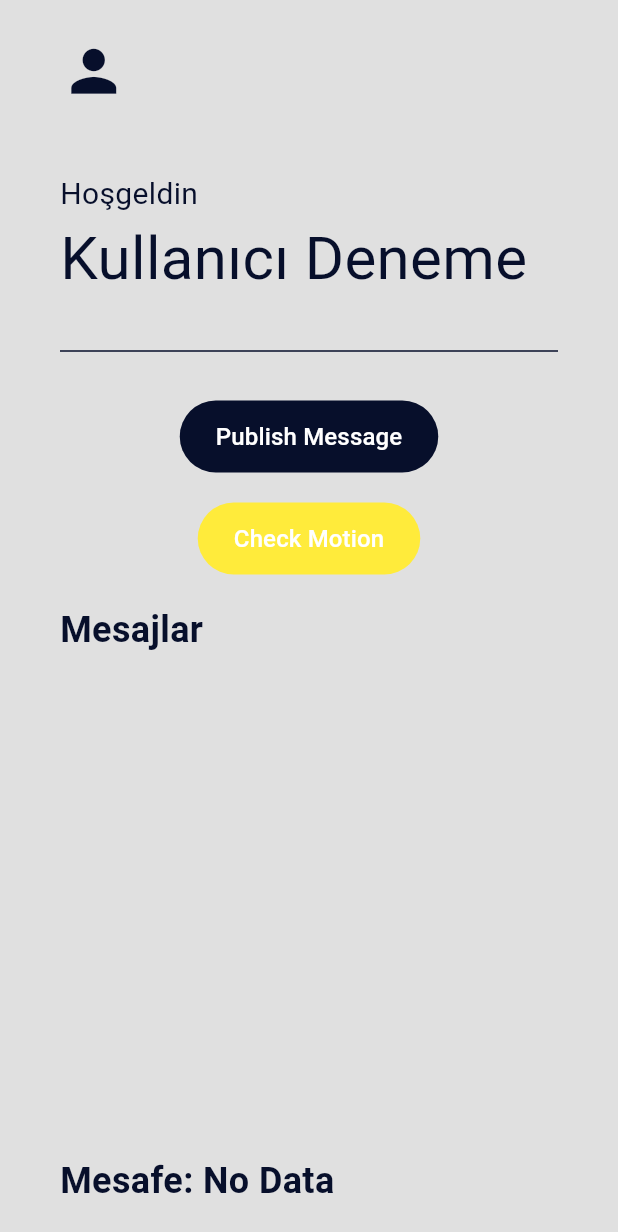
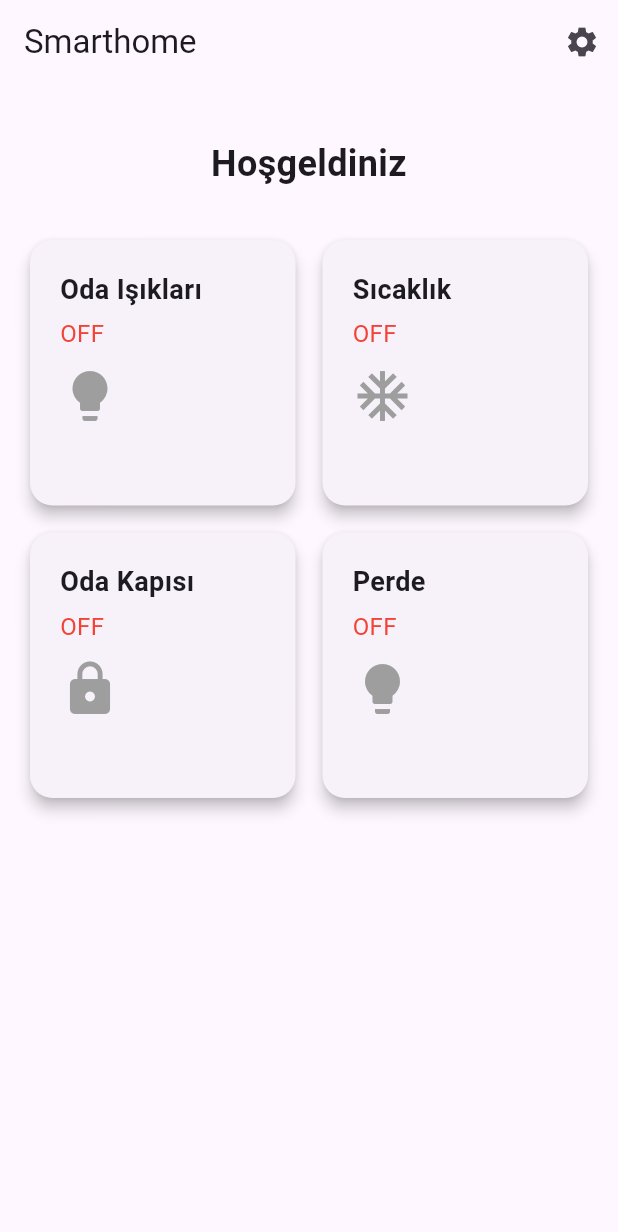
Before and after one commit to emnozturkq/apphome, a Flutter app: the screen it shows after launch, on a phone screen of 412 x 824 dp. Shown: the top 1232 px of the screen. Run offline on Flutter 3.47's test engine with Material 3 defaults, Android fonts, the phone set to English and light mode, and no system bars; missing offline and left inert: mqtt_client.

Commit message:
arayüz1

```diff
--- a/lib/anasayfa.dart
+++ b/lib/anasayfa.dart
@@ -2,187 +2,122 @@ import 'package:flutter/material.dart';
 import 'mqtt_manager.dart';
 
 class AnaSayfa extends StatefulWidget {
-  const AnaSayfa({super.key});
+  const AnaSayfa({Key? key}) : super(key: key);
 
   @override
-  State<AnaSayfa> createState() => _AnaSayfaState();
+  _AnaSayfaState createState() => _AnaSayfaState();
 }
 
 class _AnaSayfaState extends State<AnaSayfa> {
-  final double horizontalPadding = 40;
-  final double verticalPadding = 25;
   late MqttManager mqttManager;
-  List<String> messages = [];
-  bool motionDetected = false;
-  String distance = "No Data";
+  bool isLightOn = false;
+  bool isACOn = false;
+  bool isDoorLocked = true;
+  double temperature = 0.0; // Sıcaklık verisi, başlangıçta 0.0
 
   @override
   void initState() {
     super.initState();
-    mqttManager = MqttManager();
-    mqttManager.onMessageReceived = (message) {
-      setState(() {
-        messages.add(message);
-        // Mesajın 'Motion Detected' olup olmadığını kontrol edebilirsiniz
-        if (message == "Motion Detected") {
-          motionDetected = true;
-        } else {
-          motionDetected = false;
+    mqttManager = MqttManager(onMessageReceived: _handleMessage);
+    mqttManager.connect();
   }
 
-        // Mesafe bilgisi alınıyor ve güncelleniyor
-        print("Received distance message: $message");
-        distance = message;
+  void _handleMessage(String message) {
+    print('Received message for temperature: $message'); // Gelen mesajı yazdır
+    try {
+      setState(() {
+        temperature = double.parse(message.trim());
+        print('Parsed temperature: $temperature');
       });
-    };
-    mqttManager.connect();
+    } catch (e) {
+      print('Error parsing temperature: $e');
+    }
   }
 
   @override
   Widget build(BuildContext context) {
     return Scaffold(
-      backgroundColor: Colors.grey[300],
-      body: SafeArea(
-        child: Column(
-          crossAxisAlignment: CrossAxisAlignment.start,
-          children: [
-            Padding(
-              padding: EdgeInsets.symmetric(
-                horizontal: horizontalPadding,
-                vertical: verticalPadding,
-              ),
-              child: Row(
-                mainAxisAlignment: MainAxisAlignment.spaceBetween,
-                children: [
-                  Icon(
-                    Icons.person,
-                    size: 45,
-                    color: Color.fromRGBO(7, 15, 43, 1),
-                  )
-                ],
-              ),
-            ),
-            const SizedBox(height: 20),
-            Padding(
-              padding: EdgeInsets.symmetric(horizontal: horizontalPadding),
-              child: Column(
-                crossAxisAlignment: CrossAxisAlignment.start,
-                children: [
-                  Text(
-                    "Hoşgeldin",
-                    style: TextStyle(
-                        fontSize: 20, color: Color.fromRGBO(7, 15, 43, 1)),
-                  ),
-                  Text(
-                    'Kullanıcı Deneme',
-                    style: TextStyle(
-                        fontSize: 40, color: Color.fromRGBO(7, 15, 43, 1)),
+      appBar: AppBar(
+        title: Text('Smarthome'),
+        actions: [
+          IconButton(
+            onPressed: () {
+              // Ayarlar sayfasına yönlendirme eklenebilir.
+            },
+            icon: Icon(Icons.settings),
           ),
         ],
       ),
+      body: Padding(
+        padding: const EdgeInsets.all(16.0),
+        child: Column(
+          crossAxisAlignment: CrossAxisAlignment.stretch,
+          children: [
+            SizedBox(height: 20),
+            Text(
+              'Hoşgeldiniz',
+              style: TextStyle(fontSize: 24, fontWeight: FontWeight.bold),
+              textAlign: TextAlign.center,
             ),
-            const SizedBox(height: 25),
-            const Padding(
-              padding: EdgeInsets.symmetric(horizontal: 40.0),
-              child: Divider(
-                thickness: 1,
-                color: Color.fromRGBO(7, 15, 43, 1),
+            SizedBox(height: 30),
+            Expanded(
+              child: GridView.count(
+                crossAxisCount: 2,
+                crossAxisSpacing: 10,
+                mainAxisSpacing: 10,
+                children: [
+                  _buildDeviceCard(
+                    'Oda Işıkları',
+                    isLightOn,
+                    Icons.lightbulb,
+                    () {
+                      setState(() {
+                        isLightOn = !isLightOn;
+                        mqttManager.publishMessage(
+                            'Living Room Light is ${isLightOn ? 'ON' : 'OFF'}');
+                      });
+                    },
                   ),
+                  _buildDeviceCard(
+                    'Sıcaklık',
+                    isACOn,
+                    Icons.ac_unit,
+                    () {
+                      // Sıcaklık kartına tıklandığında yeni sayfa aç
+                      Navigator.push(
+                        context,
+                        MaterialPageRoute(
+                          builder: (context) => SogutucuKontrol(temperature),
                         ),
-            const SizedBox(height: 25),
-            Center(
-              child: Column(
-                children: [
-                  Container(
-                    decoration: BoxDecoration(
-                      borderRadius: BorderRadius.circular(24),
-                      color: Color.fromRGBO(7, 15, 43, 1),
-                    ),
-                    child: ElevatedButton(
-                      style: ElevatedButton.styleFrom(
-                        primary: Colors.transparent,
-                        elevation: 0,
-                        shape: RoundedRectangleBorder(
-                          borderRadius: BorderRadius.circular(8),
-                        ),
-                      ),
-                      onPressed: () {
-                        if (mqttManager.getStatus() ==
-                            'MqttConnectionState.connected') {
-                          mqttManager.publishMessage('Hello from Flutter!');
-                        }
-                      },
-                      child: const Text(
-                        'Publish Message',
-                        style: TextStyle(
-                          color: Colors.white,
-                          fontSize: 16,
-                        ),
-                      ),
-                    ),
-                  ),
-                  const SizedBox(height: 20),
-                  Container(
-                    decoration: BoxDecoration(
-                      borderRadius: BorderRadius.circular(24),
-                      color: motionDetected ? Colors.red : Colors.yellow,
-                    ),
-                    child: ElevatedButton(
-                      style: ElevatedButton.styleFrom(
-                        primary: Colors.transparent,
-                        elevation: 0,
-                        shape: RoundedRectangleBorder(
-                          borderRadius: BorderRadius.circular(8),
-                        ),
-                      ),
-                      onPressed: () {
-                        // Bu butona basıldığında herhangi bir işlev eklemek istemiyorsanız burayı boş bırakabilirsiniz
-                      },
-                      child: const Text(
-                        'Check Motion',
-                        style: TextStyle(
-                          color: Colors.white,
-                          fontSize: 16,
-                        ),
-                      ),
-                    ),
-                  ),
-                ],
-              ),
-            ),
-            Padding(
-              padding: EdgeInsets.symmetric(
-                  horizontal: horizontalPadding, vertical: 20),
-              child: Text(
-                "Mesajlar",
-                style: TextStyle(
-                  fontWeight: FontWeight.bold,
-                  fontSize: 24,
-                  color: Color.fromRGBO(7, 15, 43, 1),
-                ),
-              ),
-            ),
-            const SizedBox(height: 10),
-            Expanded(
-              child: ListView.builder(
-                itemCount: messages.length,
-                itemBuilder: (context, index) {
-                  return ListTile(
-                    title: Text(messages[index]),
                       );
                     },
                   ),
+                  _buildDeviceCard(
+                    'Oda Kapısı',
+                    !isDoorLocked,
+                    Icons.lock,
+                    () {
+                      setState(() {
+                        isDoorLocked = !isDoorLocked;
+                        mqttManager.publishMessage(
+                            'Front Door is ${isDoorLocked ? 'Locked' : 'Unlocked'}');
+                      });
+                    },
                   ),
-            Padding(
-              padding: EdgeInsets.symmetric(
-                  horizontal: horizontalPadding, vertical: 20),
-              child: Text(
-                "Mesafe: $distance",
-                style: TextStyle(
-                  fontWeight: FontWeight.bold,
-                  fontSize: 24,
-                  color: Color.fromRGBO(7, 15, 43, 1),
+                  // Add more cards here as needed
+                  _buildDeviceCard(
+                    'Perde',
+                    isLightOn,
+                    Icons.lightbulb,
+                    () {
+                      setState(() {
+                        isLightOn = !isLightOn;
+                        mqttManager.publishMessage(
+                            'Bedroom Light is ${isLightOn ? 'ON' : 'OFF'}');
+                      });
+                    },
                   ),
+                ],
               ),
             ),
           ],
@@ -190,26 +125,81 @@ class _AnaSayfaState extends State<AnaSayfa> {
       ),
     );
   }
-}
 
-class RoomCreate extends StatelessWidget {
-  const RoomCreate({Key? key}) : super(key: key);
-
-  @override
-  Widget build(BuildContext context) {
-    return Scaffold(
-      backgroundColor: Colors.grey[300],
-      body: SafeArea(
-        child: IconButton(
-          icon: Icon(
-            Icons.arrow_back,
-            color: Color.fromRGBO(7, 15, 43, 1),
+  Widget _buildDeviceCard(
+    String title,
+    bool isOn,
+    IconData icon,
+    VoidCallback onTap,
+  ) {
+    return Card(
+      elevation: 4,
+      shape: RoundedRectangleBorder(borderRadius: BorderRadius.circular(15)),
+      child: InkWell(
+        onTap: onTap,
+        child: Padding(
+          padding: const EdgeInsets.all(20.0),
+          child: Column(
+            crossAxisAlignment: CrossAxisAlignment.start,
+            children: [
+              Text(
+                title,
+                style: TextStyle(fontSize: 18, fontWeight: FontWeight.bold),
               ),
-          onPressed: () {
-            Navigator.pop(context);
-          },
+              SizedBox(height: 5),
+              Text(
+                isOn ? 'ON' : 'OFF',
+                style: TextStyle(
+                  fontSize: 16,
+                  color: isOn ? Colors.green : Colors.red,
+                ),
+              ),
+              SizedBox(height: 10),
+              Icon(
+                icon,
+                size: 40,
+                color: isOn ? Colors.green : Colors.grey,
+              ),
+            ],
+          ),
         ),
       ),
     );
   }
 }
+
+class SogutucuKontrol extends StatelessWidget {
+  final double temperature;
+
+  const SogutucuKontrol(this.temperature, {Key? key}) : super(key: key);
+
+  @override
+  Widget build(BuildContext context) {
+    bool isFanOn =
+        temperature > 30; // Sıcaklık 30 derecenin üstündeyse fan açık olsun
+
+    return Scaffold(
+      appBar: AppBar(
+        title: Text('Sıcaklık Kontrolü'),
+      ),
+      body: Center(
+        child: Column(
+          mainAxisAlignment: MainAxisAlignment.center,
+          children: [
+            Text(
+              'Sıcaklık: $temperature°C',
+              style: TextStyle(fontSize: 24),
+            ),
+            SizedBox(height: 20),
+            ElevatedButton(
+              onPressed: () {
+                // mqtt mesajı gönderilecek...
+              },
+              child: Text(isFanOn ? 'Fan: ON' : 'Fan: OFF'),
+            ),
+          ],
+        ),
+      ),
+    );
+  }
+}
--- a/lib/main.dart
+++ b/lib/main.dart
@@ -13,8 +13,7 @@ class MyApp extends StatelessWidget {
       theme: ThemeData(
         primarySwatch: Colors.blue,
       ),
-      home:
-          const AnaSayfa(), // Ana ekran olarak anaSayfa widget'ını kullanıyoruz
+      home: const AnaSayfa(),
     );
   }
 }
--- a/lib/mqtt_manager.dart
+++ b/lib/mqtt_manager.dart
@@ -3,9 +3,9 @@ import 'package:mqtt_client/mqtt_server_client.dart';
 
 class MqttManager {
   late MqttServerClient client;
-  Function(String)? onMessageReceived;
+  final Function(String) onMessageReceived;
 
-  MqttManager() {
+  MqttManager({required this.onMessageReceived}) {
     client = MqttServerClient('broker.emqx.io', '');
     client.port = 1883;
     client.logging(on: true);
@@ -32,15 +32,14 @@ class MqttManager {
     if (client.connectionStatus!.state == MqttConnectionState.connected) {
       print('MQTT client connected');
       subscribeToTopic('emn');
+      subscribeToTopic('temperature');
       try {
         client.updates!.listen((List<MqttReceivedMessage<MqttMessage>> c) {
           final MqttPublishMessage recMess = c[0].payload as MqttPublishMessage;
           final String pt =
               MqttPublishPayload.bytesToStringAsString(recMess.payload.message);
           print('Received message: $pt from topic: ${c[0].topic}');
-          if (onMessageReceived != null) {
-            onMessageReceived!(pt);
-          }
+          onMessageReceived(pt);
         });
       } catch (e) {
         print('Error in updates listen: $e');
```
Lines whose indentation alone changed are shown as unchanged.
